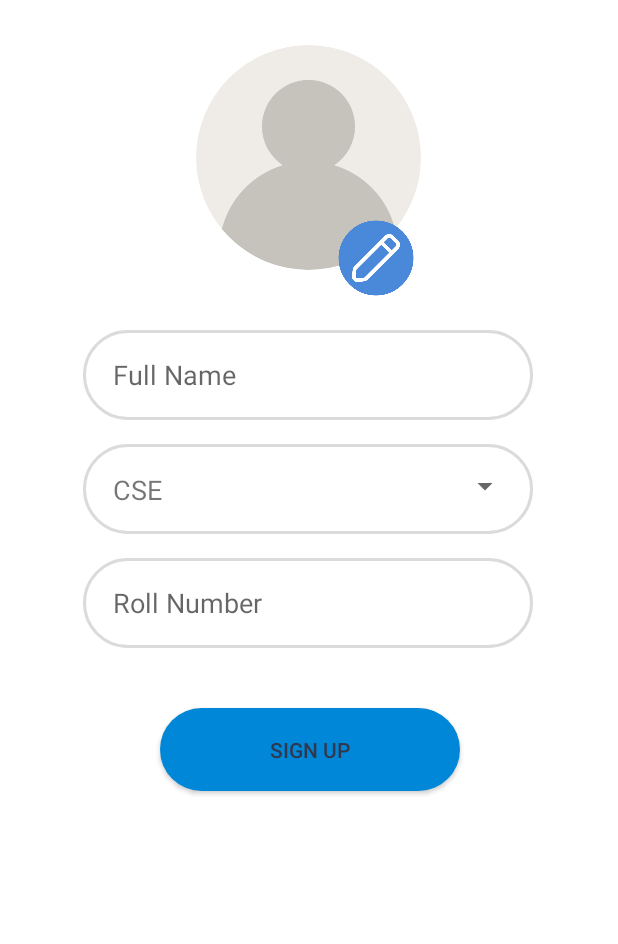
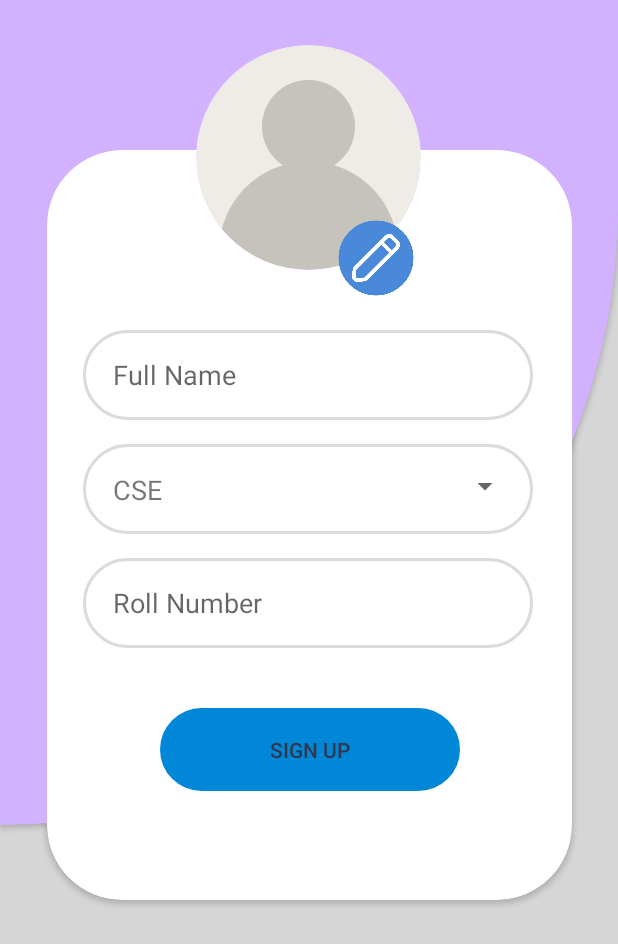
Before and after one commit to NilabhroSinha/AttendanceTracker, an Android app: the StudentSignup_2 screen opened directly, with no data from a screen before it, on a phone screen of 412 x 824 dp. Shown: the top 944 px of the screen. Run offline under Robolectric (Android 15) with nearby library versions, the phone set to English and light mode, and no system bars; our stand-ins replace CircleImageView, Firebase (no records; nobody signed in at launch, a user with empty details on screens opened directly); pictures from the network do not load.

Commit message:
Attendance Tracker App

```diff
--- a/app/src/main/java/com/example/attendancetracker/Student/StdSignUp/StudentSignup_1.java
+++ b/app/src/main/java/com/example/attendancetracker/Student/StdSignUp/StudentSignup_1.java
@@ -2,6 +2,7 @@ package com.example.attendancetracker.Student.StdSignUp;
 
 import androidx.annotation.NonNull;
 import androidx.appcompat.app.AppCompatActivity;
+import androidx.core.content.ContextCompat;
 
 import android.app.ProgressDialog;
 import android.content.Intent;
@@ -34,6 +35,7 @@ public class StudentSignup_1 extends AppCompatActivity {
     protected void onCreate(Bundle savedInstanceState) {
         super.onCreate(savedInstanceState);
         setContentView(R.layout.activity_student_signup1);
+        this.getWindow().setStatusBarColor(ContextCompat.getColor(this,R.color.my_purple));
 
         pd = new ProgressDialog(this);
         pd.setCanceledOnTouchOutside(false);
--- a/app/src/main/java/com/example/attendancetracker/Student/StdSignUp/StudentSignup_2.java
+++ b/app/src/main/java/com/example/attendancetracker/Student/StdSignUp/StudentSignup_2.java
@@ -3,6 +3,7 @@ package com.example.attendancetracker.Student.StdSignUp;
 import androidx.annotation.NonNull;
 import androidx.annotation.Nullable;
 import androidx.appcompat.app.AppCompatActivity;
+import androidx.core.content.ContextCompat;
 
 import android.app.ProgressDialog;
 import android.content.Context;
@@ -54,6 +55,7 @@ public class StudentSignup_2 extends AppCompatActivity implements AdapterView.On
     protected void onCreate(Bundle savedInstanceState) {
         super.onCreate(savedInstanceState);
         setContentView(R.layout.activity_student_signup2);
+        this.getWindow().setStatusBarColor(ContextCompat.getColor(this,R.color.my_purple));
 
         pd = new ProgressDialog(this);
         pd.setCanceledOnTouchOutside(false);
--- a/app/src/main/java/com/example/attendancetracker/Teacher/TeachSignUp/TeacherSignUp_2.java
+++ b/app/src/main/java/com/example/attendancetracker/Teacher/TeachSignUp/TeacherSignUp_2.java
@@ -3,6 +3,7 @@ package com.example.attendancetracker.Teacher.TeachSignUp;
 import androidx.annotation.NonNull;
 import androidx.annotation.Nullable;
 import androidx.appcompat.app.AppCompatActivity;
+import androidx.core.content.ContextCompat;
 
 import android.app.ProgressDialog;
 import android.content.Intent;
@@ -46,6 +47,7 @@ public class TeacherSignUp_2 extends AppCompatActivity {
     protected void onCreate(Bundle savedInstanceState) {
         super.onCreate(savedInstanceState);
         setContentView(R.layout.activity_teacher_sign_up2);
+        this.getWindow().setStatusBarColor(ContextCompat.getColor(this,R.color.my_purple));
 
         pd = new ProgressDialog(this);
         pd.setCanceledOnTouchOutside(false);
--- a/app/src/main/java/com/example/attendancetracker/Teacher/TeachSignUp/TeacherSignup_1.java
+++ b/app/src/main/java/com/example/attendancetracker/Teacher/TeachSignUp/TeacherSignup_1.java
@@ -2,6 +2,7 @@ package com.example.attendancetracker.Teacher.TeachSignUp;
 
 import androidx.annotation.NonNull;
 import androidx.appcompat.app.AppCompatActivity;
+import androidx.core.content.ContextCompat;
 
 import android.app.ProgressDialog;
 import android.content.Intent;
@@ -35,6 +36,8 @@ public class TeacherSignup_1 extends AppCompatActivity {
     protected void onCreate(Bundle savedInstanceState) {
         super.onCreate(savedInstanceState);
         setContentView(R.layout.activity_teacher_signup1);
+
+        this.getWindow().setStatusBarColor(ContextCompat.getColor(this,R.color.my_purple));
 
         pd = new ProgressDialog(this);
         pd.setCanceledOnTouchOutside(false);
--- a/app/src/main/res/drawable/curvedesign.xml
+++ b/app/src/main/res/drawable/curvedesign.xml
@@ -3,6 +3,4 @@
     <solid android:color="@color/my_purple"/>
     <corners
         android:bottomRightRadius="900dp"/>
-
-
 </shape>
--- a/app/src/main/res/layout/activity_student_signup2.xml
+++ b/app/src/main/res/layout/activity_student_signup2.xml
@@ -6,11 +6,36 @@
     android:layout_height="match_parent"
     tools:context=".Student.StdSignUp.StudentSignup_2">
 
+    <ImageView
+        android:layout_width="match_parent"
+        android:layout_height="match_parent"
+        android:src="@drawable/booksdoodle"
+        android:scaleType="centerCrop"/>
+    <TextView
+        android:id="@+id/textView7"
+        android:elevation="2dp"
+        android:layout_width="match_parent"
+        android:layout_height="550dp"
+        android:background="@drawable/curvedesign"
+        app:layout_constraintStart_toStartOf="parent"
+        app:layout_constraintTop_toTopOf="parent" />
+
+    <androidx.cardview.widget.CardView
+        android:layout_width="350dp"
+        android:layout_height="500dp"
+        app:cardCornerRadius="50dp"
+        android:elevation="10dp"
+        android:layout_marginTop="100dp"
+        app:layout_constraintEnd_toEndOf="@+id/textView7"
+        app:layout_constraintStart_toStartOf="parent"
+        app:layout_constraintTop_toTopOf="parent" />
+
     <de.hdodenhof.circleimageview.CircleImageView
         android:id="@+id/userDP"
         android:layout_width="150dp"
         android:layout_height="150dp"
         android:layout_marginTop="30dp"
+        android:elevation="4dp"
         android:src="@drawable/default_user"
         app:layout_constraintEnd_toEndOf="parent"
         app:layout_constraintHorizontal_bias="0.498"
@@ -19,6 +44,7 @@
 
     <de.hdodenhof.circleimageview.CircleImageView
         android:id="@+id/editDP"
+        android:elevation="4dp"
         android:layout_width="60dp"
         android:layout_height="60dp"
         android:layout_marginTop="112dp"
@@ -30,6 +56,7 @@
         android:id="@+id/name"
         android:layout_width="300dp"
         android:layout_height="60dp"
+        android:elevation="4dp"
         android:layout_marginTop="40dp"
         android:background="@drawable/edittext_bg"
         android:hint="Full Name"
@@ -45,6 +72,7 @@
         android:id="@+id/dept"
         android:layout_width="300dp"
         android:layout_height="60dp"
+        android:elevation="4dp"
         android:layout_marginTop="16dp"
         android:background="@drawable/edittext_bg"
         android:textSize="17sp"
@@ -60,6 +88,7 @@
         android:layout_width="wrap_content"
         android:layout_height="wrap_content"
         android:layout_marginStart="20dp"
+        android:elevation="4dp"
         android:text="Department"
         android:textSize="18dp"
         app:layout_constraintBottom_toBottomOf="@+id/dept"
@@ -70,6 +99,7 @@
         android:id="@+id/dropdown_menu"
         android:layout_width="wrap_content"
         android:layout_height="wrap_content"
+        android:elevation="5dp"
         android:layout_marginTop="4dp"
         android:layout_marginEnd="8dp"
         android:spinnerMode="dropdown"
@@ -80,6 +110,7 @@
         android:layout_width="300dp"
         android:layout_height="60dp"
         android:layout_marginTop="16dp"
+        android:elevation="4dp"
         android:background="@drawable/edittext_bg"
         android:hint="Roll Number"
         android:inputType="textCapWords"
--- a/app/src/main/res/layout/single_all_students_layout.xml
+++ b/app/src/main/res/layout/single_all_students_layout.xml
@@ -62,7 +62,6 @@
                 android:src="@drawable/checkmark"
                 android:visibility="gone"
                 app:civ_border_width="0dp"
-                android:layout_marginEnd="20dp"
                 app:layout_constraintBottom_toBottomOf="parent"
                 app:layout_constraintEnd_toEndOf="parent"
                 app:layout_constraintTop_toTopOf="parent" />
```
Also changed, not shown: app/src/main/java/com/example/attendancetracker/Teacher/CreateNewSection/AddStudentsToClass.java (+12 -3 lines), app/src/main/java/com/example/attendancetracker/Teacher/CreateNewSection/CreateClass.java (+33 -12 lines), app/src/main/java/com/example/attendancetracker/Teacher/TeacherAdapters/AddStudentsAdapter.java (+13 -2 lines), app/src/main/res/layout/activity_add_students_to_class.xml (+18 -16 lines), app/src/main/res/layout/activity_student_signup1.xml (+24 -0 lines), app/src/main/res/layout/activity_teacher_home.xml (+12 -1 lines), app/src/main/res/layout/activity_teacher_sign_up2.xml (+29 -0 lines), app/src/main/res/layout/activity_teacher_signup1.xml (+25 -0 lines), app/src/main/res/drawable/backgrounddoodle.png (added), app/src/main/res/drawable/greencheck.png (added), 1 other file.
